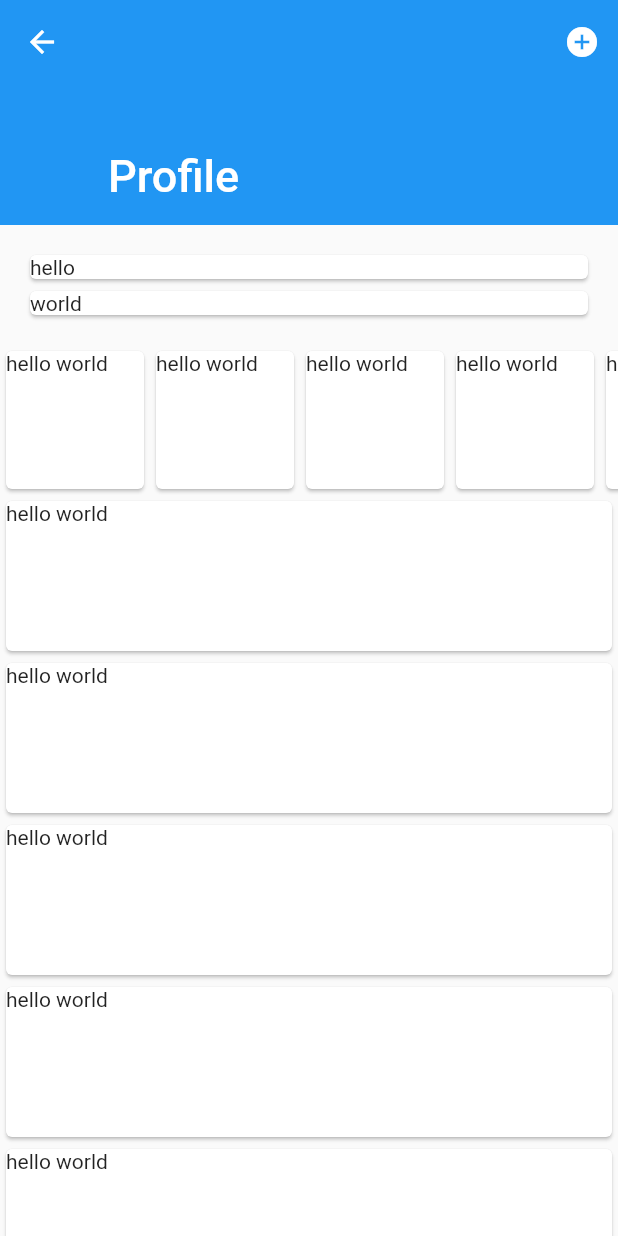
After one commit to alextanhongpin/flutter-auth, a Flutter app: the FoodList screen opened directly, on a phone screen of 412 x 824 dp. The commit adds this screen. Run offline on Flutter 3.47's test engine with Material 2 defaults, Android fonts, the phone set to English and light mode, and no system bars; our stand-ins replace shared_preferences; missing offline and left inert: dart:html; accounts and stored records are empty.

Commit message:
chore: add sliver components

```diff
--- /dev/null
+++ b/lib/components/food-list.dart
@@ -0,0 +1,80 @@
+import 'package:flutter/material.dart';
+
+class FoodList extends StatelessWidget {
+  @override
+  Widget build(BuildContext context) {
+    return Scaffold(
+      body: CustomScrollView(
+        slivers: [
+          SliverAppBar(
+              snap: true,
+              pinned: true,
+              floating: true,
+              expandedHeight: 150.0,
+              flexibleSpace: const FlexibleSpaceBar(title: Text('Profile')),
+              actions: [
+                IconButton(
+                  icon: const Icon(Icons.add_circle),
+                  tooltip: 'Add new entry',
+                  onPressed: () {
+                    print('hello');
+                  }
+                )
+            ]
+          ),
+          SliverPadding(
+            padding: EdgeInsets.all(16.0),
+            sliver: SliverList(
+              delegate: SliverChildListDelegate(
+                [
+                  Card(
+                    child: Text('hello')
+                  ),
+                  Card(
+                    child: Text('world')
+                  )
+                ]
+              )
+            )
+          ),
+          SliverToBoxAdapter(
+            child: Container(
+              height: 100.0,
+              child: ListView.builder(
+                scrollDirection: Axis.horizontal,
+                itemCount: 10,
+                itemBuilder: (context, index) {
+                  return Container(
+                    width: 100.0,
+                    child: Card(
+                      child: Text('hello world')
+                    )
+                  );
+                }
+              )
+            )
+          ),
+          SliverToBoxAdapter(
+              child: Expanded(
+                  child: ListView.builder(
+                      shrinkWrap: true,
+                      itemCount: 10,
+                      itemBuilder: (context, index) {
+                        return Container(
+                            width: 100.0,
+                            child: Card(
+                                child: Container(
+                                  height: 100.0,
+                                  child: Text('hello world')
+                                )
+                            )
+                        );
+                      }
+                  )
+              )
+          )
+        ]
+      )
+    );
+  }
+}
--- a/lib/main.dart
+++ b/lib/main.dart
@@ -6,6 +6,7 @@ import 'package:provider/provider.dart';
 import 'pages/signin.dart';
 import 'pages/signup.dart';
 import 'pages/home.dart';
+import 'pages/food.dart';
 import 'pages/about.dart';
 
 // Domains.
@@ -22,6 +23,18 @@ void main() => runApp(
 );
 
 class App extends StatelessWidget {
+  final protectedRoutes = <String, WidgetBuilder> {
+    '/about': (context) => AboutPage(),
+    '/food': (context) => FoodPage(),
+  };
+
+  final publicRoutes = <String, WidgetBuilder> {
+    '/signin': (context) => SignInPage(),
+    '/signup': (context) => SignUpPage(),
+    // Dumb page to allow redirection when the user is authorized.
+    '/food': (context) => CircularProgressIndicator(),
+  };
+
   @override
   Widget build(BuildContext context) {
     return FutureBuilder(
@@ -32,19 +45,13 @@ class App extends StatelessWidget {
         builder: (BuildContext context, AsyncSnapshot snapshot) {
           switch (snapshot.connectionState) {
             case ConnectionState.done:
-              return snapshot.hasData ? MaterialApp(
-                  home: HomePage(),
-                  routes: <String, WidgetBuilder> {
-                    '/about': (BuildContext context) => AboutPage()
-                  }
-              ) : MaterialApp(
-                  home: SignInPage(),
-                  routes: <String, WidgetBuilder> {
-                    '/signin': (BuildContext context) => SignInPage(),
-                    '/signup': (BuildContext context) => SignUpPage()
-                  }
-              )
-              ;
+                return MaterialApp(
+                  debugShowCheckedModeBanner: false,
+                  // The history route is not persisted. Restore from shared preferences?
+                  // initialRoute: '/',
+                  home: snapshot.hasData ? HomePage() : SignInPage(),
+                  routes: snapshot.hasData ? protectedRoutes : publicRoutes,
+                );
             default:
               return CircularProgressIndicator();
           }
--- /dev/null
+++ b/lib/pages/food.dart
@@ -0,0 +1,9 @@
+import 'package:auth/components/food-list.dart';
+import 'package:flutter/material.dart';
+
+class FoodPage extends StatelessWidget {
+  @override
+  Widget build (BuildContext context) {
+    return FoodList();
+  }
+}
--- a/lib/pages/home.dart
+++ b/lib/pages/home.dart
@@ -53,6 +53,12 @@ class HomePage extends StatelessWidget {
               ),
               TextButton(
                   onPressed: () {
+                    Navigator.pushNamed(context, '/food');
+                  },
+                  child: Text('Go to food')
+              ),
+              TextButton(
+                  onPressed: () {
                     context.read<AuthModel>().logout();
                   },
                   child: Text('Logout')
```
